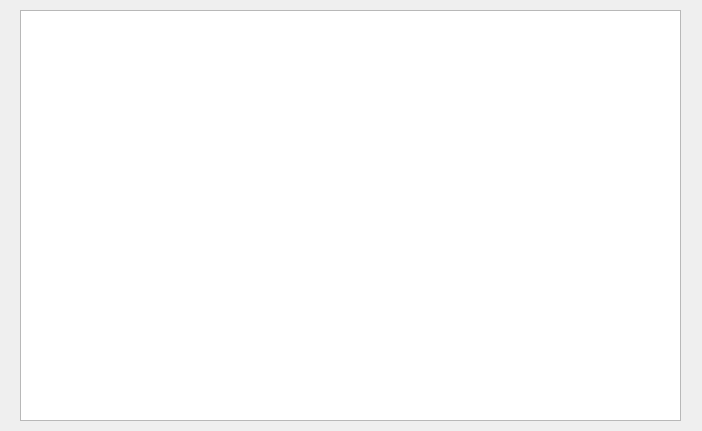
Qt form main.ui (The-Mixa/coffee-task2) before a commit.
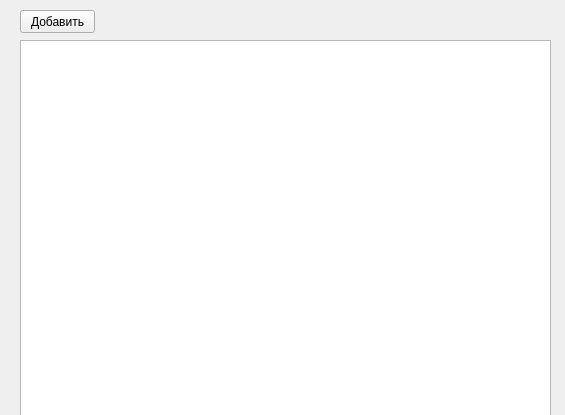
The same form after that commit.

The edit to the form file:
```diff
--- a/main.ui
+++ b/main.ui
@@ -6,8 +6,8 @@
    <rect>
     <x>0</x>
     <y>0</y>
-    <width>702</width>
-    <height>431</height>
+    <width>565</width>
+    <height>415</height>
    </rect>
   </property>
   <property name="windowTitle">
@@ -17,11 +17,24 @@
    <property name="geometry">
     <rect>
      <x>20</x>
+     <y>40</y>
+     <width>531</width>
+     <height>381</height>
+    </rect>
+   </property>
+  </widget>
+  <widget class="QPushButton" name="addButton">
+   <property name="geometry">
+    <rect>
+     <x>20</x>
      <y>10</y>
-     <width>661</width>
-     <height>411</height>
+     <width>75</width>
+     <height>23</height>
     </rect>
    </property>
+   <property name="text">
+    <string>Добавить</string>
+   </property>
   </widget>
  </widget>
  <resources/>
```
